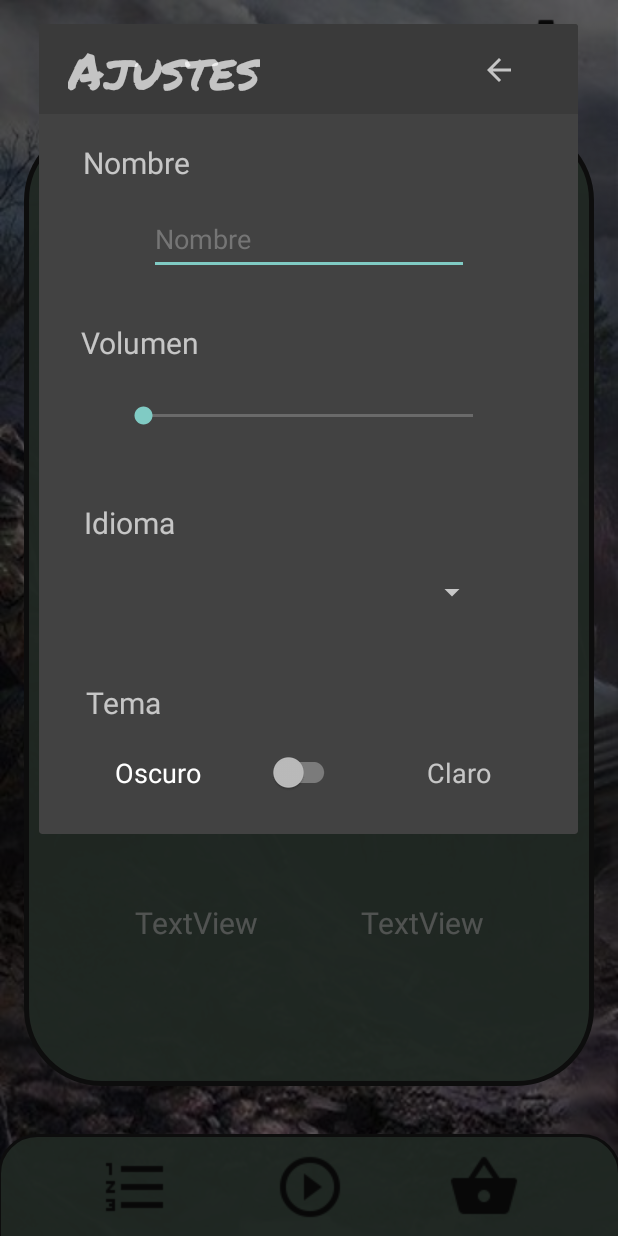
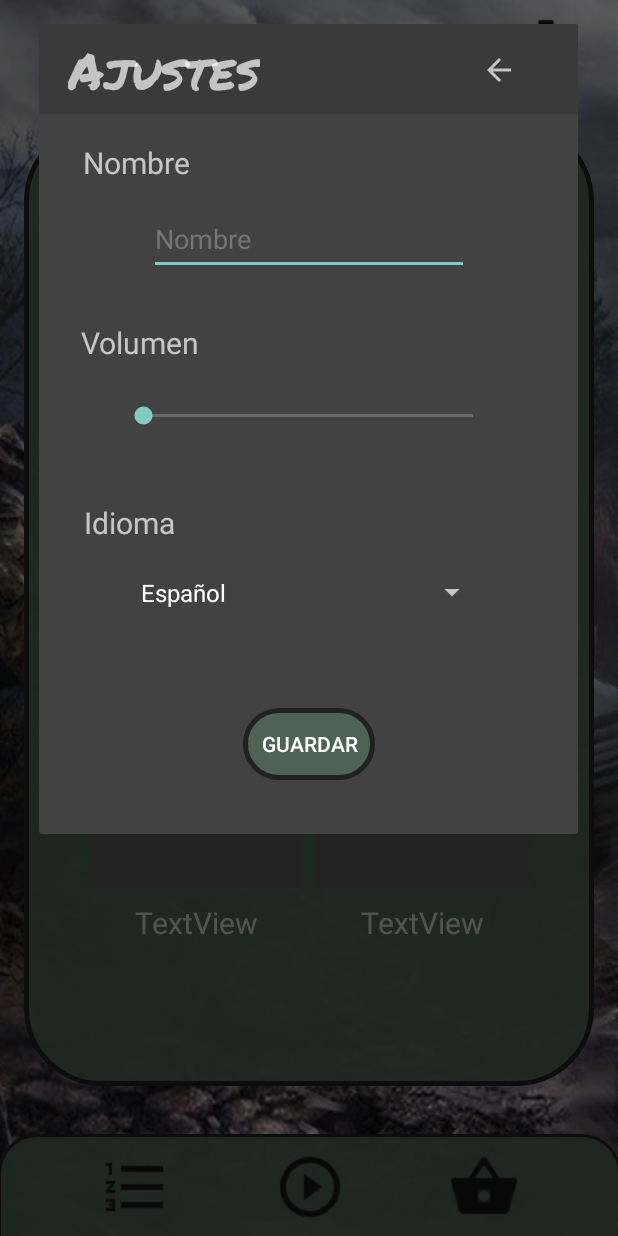
Before and after one commit to Chaffops/LaUltimaEsperanza, an Android app: the fragment FragmentTienda placed in its activity, after a tap on "Volver a la pantalla de inicio", on a phone screen of 412 x 824 dp. Run offline under Robolectric (Android 15) with nearby library versions, the phone set to English and light mode, and no system bars.

Commit message:
todos los parametros de ajustes bien junto con el boton ahora a por bd

```diff
--- a/app/src/main/java/com/example/laultimaesperanza/MainActivity.java
+++ b/app/src/main/java/com/example/laultimaesperanza/MainActivity.java
@@ -5,9 +5,15 @@ import androidx.fragment.app.Fragment;
 import androidx.fragment.app.FragmentManager;
 
 import android.content.Intent;
+import android.database.sqlite.SQLiteDatabase;
+import android.database.sqlite.SQLiteOpenHelper;
 import android.os.Bundle;
 import android.view.View;
+import android.widget.EditText;
+import android.widget.SeekBar;
+import android.widget.Toast;
 
+import com.example.laultimaesperanza.database.Controlador;
 import com.example.laultimaesperanza.dialogos.DialogoFragment;
 import com.example.laultimaesperanza.pantallasYvistas.FragmentPrincipal;
 import com.example.laultimaesperanza.pantallasYvistas.FragmentScore;
@@ -17,22 +23,36 @@ public class MainActivity extends AppCompatActivity {
 
     FragmentManager fManager = getSupportFragmentManager();
 
+    Controlador control;
+
+    DialogoFragment dialogo;
+
+    private int volumen;
 
     @Override
     protected void onCreate(Bundle savedInstanceState) {
         super.onCreate(savedInstanceState);
         setContentView(R.layout.activity_main);
+
+        control = new Controlador(MainActivity.this);
+        SQLiteDatabase db = control.getWritableDatabase();
+
+
     }
 
     public void empezarJuego(View vista) {
 
+        Bundle datos = new Bundle();
+
+
         Intent iJuego = new Intent(this, PantallaJuego.class);
+        iJuego.putExtras(datos);
         startActivity(iJuego);
 
     }
 
     public void ajustar(View v) {
-        DialogoFragment dialogo = new DialogoFragment();
+        dialogo = new DialogoFragment();
         dialogo.show(getSupportFragmentManager(), "DialogoFragment");
 
     }
@@ -68,5 +88,26 @@ public class MainActivity extends AppCompatActivity {
 
     }
 
+    public void guardar(View view) {
 
+        Object[] x = dialogo.getInfo();
+
+        if (x != null) {
+
+            System.out.println();
+
+            Toast.makeText(MainActivity.this, x[0] + " " + x[1] + " " + x[2], Toast.LENGTH_LONG).show();
+        } else {
+            Toast.makeText(MainActivity.this, "Tiene que introducir un nombre para guardar los ajustes", Toast.LENGTH_LONG).show();
+        }
+    }
+
+
+    public int getVolumen() {
+        return volumen;
+    }
+
+    public void setVolumen(int volumen) {
+        this.volumen = volumen;
+    }
 }
--- /dev/null
+++ b/app/src/main/java/com/example/laultimaesperanza/database/Controlador.java
@@ -0,0 +1,73 @@
+package com.example.laultimaesperanza.database;
+
+import android.app.Activity;
+import android.content.ContentValues;
+import android.content.Context;
+import android.database.sqlite.SQLiteDatabase;
+import android.database.sqlite.SQLiteOpenHelper;
+import android.widget.Toast;
+
+import androidx.annotation.Nullable;
+
+import com.example.laultimaesperanza.MainActivity;
+
+public class Controlador extends SQLiteOpenHelper {
+
+    private static final int VERSION = 1;
+    private static final String NOMBRE_AJUSTES = "juego.db";
+    public static final String TABLA1 = "ajustes";
+    public static final String TABLA2 = "estadisticas";
+
+
+    Context context;
+
+    public Controlador(@Nullable Context context) {
+        super(context, NOMBRE_AJUSTES, null, VERSION);
+        this.context=context;
+    }
+
+    @Override
+    public void onCreate(SQLiteDatabase sqLiteDatabase) {
+        sqLiteDatabase.execSQL("CREATE TABLE " + TABLA1 + "(" +
+                "nombre TEXT NOT NULL," +
+                "volumen INTEGER NOT NULL," +
+                "idioma TEXT NOT NULL," +
+                "tema INTEGER NOT NULL)"
+        );
+        /*sqLiteDatabase.execSQL("CREATE TABLE " + TABLA2 + "(" +
+                "nombre TEXT," +
+                "volumen INTEGER NOT NULL," +
+                "idioma TEXT NOT NULL," +
+                "tema INTEGER NOT NULL)"
+        );*/
+
+    }
+
+    @Override
+    public void onUpgrade(SQLiteDatabase sqLiteDatabase, int i, int i1) {
+        sqLiteDatabase.execSQL("DROP TABLE " + TABLA1);
+        //sqLiteDatabase.execSQL("DROP TABLE " + TABLA2 );
+        onCreate(sqLiteDatabase);
+
+    }
+
+    public long insertarAjustes(String nombre, int volumen, String idioma, int tema) {
+        long num = 0;
+        try {
+            SQLiteDatabase db = getWritableDatabase();
+
+            ContentValues valores = new ContentValues();
+
+            valores.put("nombre", nombre);
+            valores.put("volumen", volumen);
+            valores.put("idioma", idioma);
+            valores.put("tema", tema);
+
+            num = db.insert(TABLA1, null, valores);
+        } catch (Exception ex) {
+            Toast.makeText(context,"El registro no ha funcionado",Toast.LENGTH_LONG);
+        }
+        return num;
+    }
+
+}
--- a/app/src/main/java/com/example/laultimaesperanza/dialogos/DialogoFragment.java
+++ b/app/src/main/java/com/example/laultimaesperanza/dialogos/DialogoFragment.java
@@ -9,16 +9,20 @@ import android.os.Bundle;
 import androidx.annotation.NonNull;
 import androidx.annotation.Nullable;
 import androidx.fragment.app.DialogFragment;
-import androidx.fragment.app.Fragment;
 
 import android.view.Gravity;
 import android.view.LayoutInflater;
 import android.view.View;
-import android.view.ViewGroup;
 import android.view.Window;
 import android.view.WindowManager;
+import android.widget.ArrayAdapter;
+import android.widget.EditText;
 import android.widget.ImageButton;
+import android.widget.SeekBar;
+import android.widget.Spinner;
+import android.widget.Switch;
 
+import com.example.laultimaesperanza.MainActivity;
 import com.example.laultimaesperanza.R;
 
 public class DialogoFragment extends DialogFragment {
@@ -27,10 +31,21 @@ public class DialogoFragment extends DialogFragment {
 
     ImageButton btnVolver;
 
+    View v;
+
+    EditText nombre;
+
+    SeekBar volumen;
+
+    Spinner idioma;
+
+
     @NonNull
     @Override
     public Dialog onCreateDialog(@Nullable Bundle savedInstanceState) {
         return crearDialogoDeAjustes();
+
+
     }
 
     private AlertDialog crearDialogoDeAjustes() {
@@ -38,9 +53,25 @@ public class DialogoFragment extends DialogFragment {
         AlertDialog.Builder constructor = new AlertDialog.Builder(getActivity());
 
         LayoutInflater inflater = getActivity().getLayoutInflater();
-        View v = inflater.inflate(R.layout.fragment_dialogo, null);
+        v = inflater.inflate(R.layout.fragment_dialogo, null);
         constructor.setView(v);
 
+        nombre = v.findViewById(R.id.textoNombre);
+        volumen = v.findViewById(R.id.barraVolumen);
+        idioma = v.findViewById(R.id.selectorIdioma);
+
+        ArrayAdapter<CharSequence> adapter =ArrayAdapter.createFromResource(this.getContext(),R.array.idiomas, android.R.layout.simple_spinner_item);
+        idioma.setAdapter(adapter);
+
+
+        //si tiene un nombre en la bd
+        //nombre.setText();
+
+        //si tiene un volumen seleccionado
+        //volumen.setProgress();
+
+        //si tiene ingles por defecto
+        //idioma.setSelection(1);
 
         btnVolver = v.findViewById(R.id.botonVolverAjustes);
 
@@ -74,5 +105,20 @@ public class DialogoFragment extends DialogFragment {
         }
     }
 
+    public Object[] getInfo() {
+        Object[] x = new Object[3];
+        if (!nombre.getText().toString().equals("")) {
 
+            x[0] = nombre.getText().toString();
+
+            x[1] = volumen.getProgress();
+
+            x[2] = idioma.getSelectedItem();
+
+            return x;
+        } else {
+            return null;
+        }
+
+    }
 }
--- a/app/src/main/res/layout/fragment_dialogo.xml
+++ b/app/src/main/res/layout/fragment_dialogo.xml
@@ -31,9 +31,11 @@
             app:layout_constraintVertical_bias="0.205" />
 
         <SeekBar
-            android:id="@+id/seekBar"
+            android:id="@+id/barraVolumen"
             android:layout_width="252dp"
             android:layout_height="45dp"
+            android:max="10"
+            android:progress="0"
             app:layout_constraintBottom_toBottomOf="parent"
             app:layout_constraintEnd_toEndOf="parent"
             app:layout_constraintHorizontal_bias="0.496"
@@ -68,7 +70,7 @@
             app:layout_constraintVertical_bias="0.205" />
 
         <Spinner
-            android:id="@+id/spinner"
+            android:id="@+id/selectorIdioma"
             android:layout_width="239dp"
             android:layout_height="50dp"
             app:layout_constraintBottom_toBottomOf="parent"
@@ -134,7 +136,7 @@
         app:layout_constraintVertical_bias="0.0">
 
         <TextView
-            android:id="@+id/textDificultad"
+            android:id="@+id/labelNombre"
             android:layout_width="wrap_content"
             android:layout_height="wrap_content"
             android:text="@string/labelNombre"
@@ -159,57 +161,28 @@
             app:layout_constraintBottom_toBottomOf="parent"
             app:layout_constraintEnd_toEndOf="parent"
             app:layout_constraintStart_toStartOf="parent"
-            app:layout_constraintTop_toBottomOf="@+id/textDificultad"
+            app:layout_constraintTop_toBottomOf="@+id/labelNombre"
             tools:ignore="DuplicateSpeakableTextCheck,DuplicateSpeakableTextCheck" />
 
     </androidx.constraintlayout.widget.ConstraintLayout>
 
     <androidx.constraintlayout.widget.ConstraintLayout
-        android:layout_width="fill_parent"
+        android:layout_width="match_parent"
         android:layout_height="120dp"
-        app:layout_constraintBottom_toBottomOf="parent"
         app:layout_constraintEnd_toEndOf="parent"
         app:layout_constraintStart_toStartOf="parent"
-        app:layout_constraintTop_toBottomOf="@+id/constraintLayout5"
-        app:layout_constraintVertical_bias="0.005">
+        app:layout_constraintTop_toBottomOf="@+id/constraintLayout5">
 
-        <TextView
-            android:id="@+id/textTema"
+        <Button
+            android:id="@+id/guardar"
             android:layout_width="wrap_content"
             android:layout_height="wrap_content"
-            android:text="@string/labelTema"
-            android:textSize="20sp"
+            android:background="@drawable/btnemp"
+            android:onClick="guardar"
+            android:text="@string/botonGuardar"
             app:layout_constraintBottom_toBottomOf="parent"
             app:layout_constraintEnd_toEndOf="parent"
-            app:layout_constraintHorizontal_bias="0.101"
             app:layout_constraintStart_toStartOf="parent"
-            app:layout_constraintTop_toTopOf="parent"
-            app:layout_constraintVertical_bias="0.205" />
-
-        <androidx.appcompat.widget.SwitchCompat
-            android:id="@+id/switch2"
-            android:layout_width="150dp"
-            android:layout_height="50dp"
-            android:text="@string/textoTema"
-            android:textSize="18sp"
-            app:layout_constraintBottom_toBottomOf="parent"
-            app:layout_constraintEnd_toEndOf="parent"
-            app:layout_constraintHorizontal_bias="0.241"
-            app:layout_constraintStart_toStartOf="parent"
-            app:layout_constraintTop_toTopOf="parent"
-            app:layout_constraintVertical_bias="0.771" />
-
-        <TextView
-            android:id="@+id/textView2"
-            android:layout_width="wrap_content"
-            android:layout_height="wrap_content"
-            android:text="@string/textoTemaClaro"
-            android:textSize="18sp"
-            app:layout_constraintBottom_toBottomOf="parent"
-            app:layout_constraintEnd_toEndOf="parent"
-            app:layout_constraintStart_toEndOf="@+id/switch2"
-            app:layout_constraintTop_toTopOf="parent"
-            app:layout_constraintVertical_bias="0.697" />
-
+            app:layout_constraintTop_toTopOf="parent" />
     </androidx.constraintlayout.widget.ConstraintLayout>
 </androidx.constraintlayout.widget.ConstraintLayout>
--- a/app/src/main/res/layout/fragment_tienda.xml
+++ b/app/src/main/res/layout/fragment_tienda.xml
@@ -37,18 +37,18 @@
                 app:layout_constraintTop_toBottomOf="@+id/linearLayout">
 
                 <ImageButton
-                    android:id="@+id/imageButton20"
-                    android:layout_width="wrap_content"
-                    android:layout_height="wrap_content"
-                    android:layout_weight="1"
-                    tools:src="@tools:sample/avatars" />
+                    android:id="@+id/imageButton2"
+                    android:layout_width="150dp"
+                    android:layout_height="188dp"
+                    android:layout_marginEnd="2dp"
+                    android:layout_weight="1" />
 
                 <ImageButton
-                    android:id="@+id/imageButton19"
-                    android:layout_width="wrap_content"
-                    android:layout_height="wrap_content"
-                    android:layout_weight="1"
-                    tools:src="@tools:sample/avatars" />
+                    android:id="@+id/imageButton3"
+                    android:layout_width="150dp"
+                    android:layout_height="188dp"
+                    android:layout_marginEnd="2dp"
+                    android:layout_weight="1" />
             </LinearLayout>
 
             <LinearLayout
@@ -113,15 +113,20 @@
                 app:layout_constraintTop_toTopOf="@+id/constraintLayout2">
 
                 <ImageButton
-                    android:id="@+id/imageButton17"
-                    android:layout_width="150dp"
-                    android:layout_height="188dp"
-                    android:layout_marginEnd="2dp" />
+                    android:id="@+id/imageButton4"
+                    android:layout_width="136dp"
+                    android:layout_height="match_parent"
+                    android:layout_weight="1"
+                    android:background="#00FFFFFF"
+                    android:src="@drawable/ic_directions_run" />
 
                 <ImageButton
-                    android:id="@+id/imageButton18"
-                    android:layout_width="150dp"
-                    android:layout_height="match_parent" />
+                    android:id="@+id/imageButton6"
+                    android:layout_width="134dp"
+                    android:layout_height="match_parent"
+                    android:layout_weight="1"
+                    android:background="#00FFFFFF"
+                    android:src="@drawable/ic_healing" />
             </LinearLayout>
 
             <LinearLayout
--- /dev/null
+++ b/app/src/main/res/values/seleccion_idioma.xml
@@ -0,0 +1,9 @@
+<?xml version="1.0" encoding="utf-8"?>
+<resources>
+    <string-array name="idiomas">
+        <item>Español</item>
+        <item>Ingles</item>
+
+    </string-array>
+
+</resources>
--- a/app/src/main/res/values/strings.xml
+++ b/app/src/main/res/values/strings.xml
@@ -4,6 +4,9 @@
     <string name="botonEmpezar">Jugar</string>
     <string name="botonScoreBoard">Score board</string>
     <string name="botonTienda">Tienda</string>
+
+    <string name="botonGuardar">Guardar</string>
+
 
     <string name="labelAjustes">Ajustes</string>
     <string name="labelNombre">Nombre</string>
```
Also changed, not shown: app/src/main/res/drawable-v24/ic_directions_run.png (added), app/src/main/res/drawable/ic_healing.png (added).
